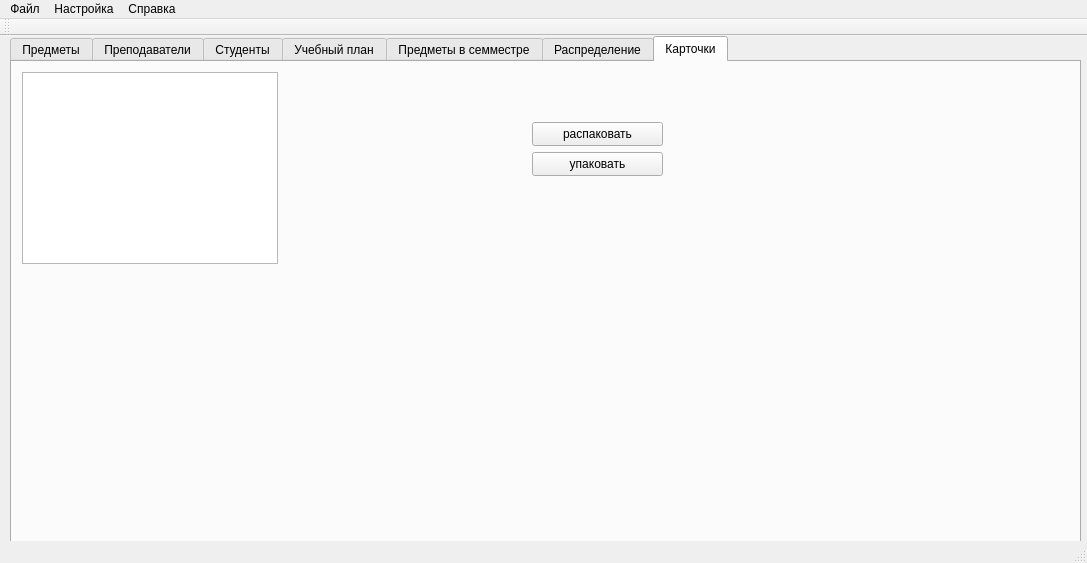
Qt form mainwindow.ui (alexeypertcev/ksu-ivt-nagruzka) before a commit.
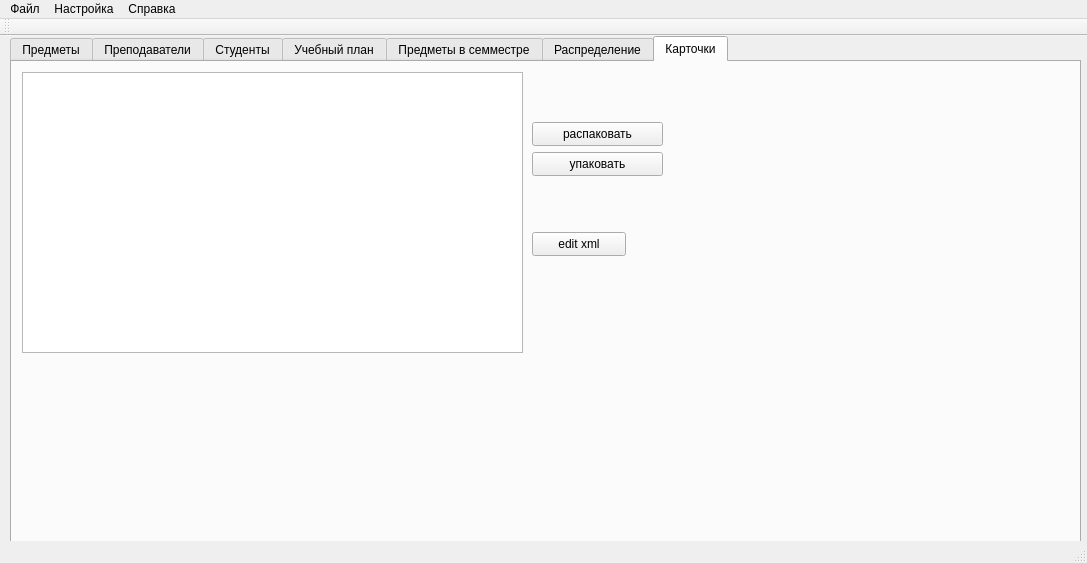
The same form after that commit. Custom widgets are drawn as their Qt base class.

Diff of the .ui file:
```diff
--- a/mainwindow.ui
+++ b/mainwindow.ui
@@ -447,8 +447,8 @@
        <rect>
         <x>10</x>
         <y>10</y>
-        <width>256</width>
-        <height>192</height>
+        <width>501</width>
+        <height>281</height>
        </rect>
       </property>
      </widget>
@@ -478,6 +478,19 @@
        <string>упаковать</string>
       </property>
      </widget>
+     <widget class="QPushButton" name="pushButton_7">
+      <property name="geometry">
+       <rect>
+        <x>520</x>
+        <y>170</y>
+        <width>94</width>
+        <height>24</height>
+       </rect>
+      </property>
+      <property name="text">
+       <string>edit xml</string>
+      </property>
+     </widget>
     </widget>
    </widget>
   </widget>
```
